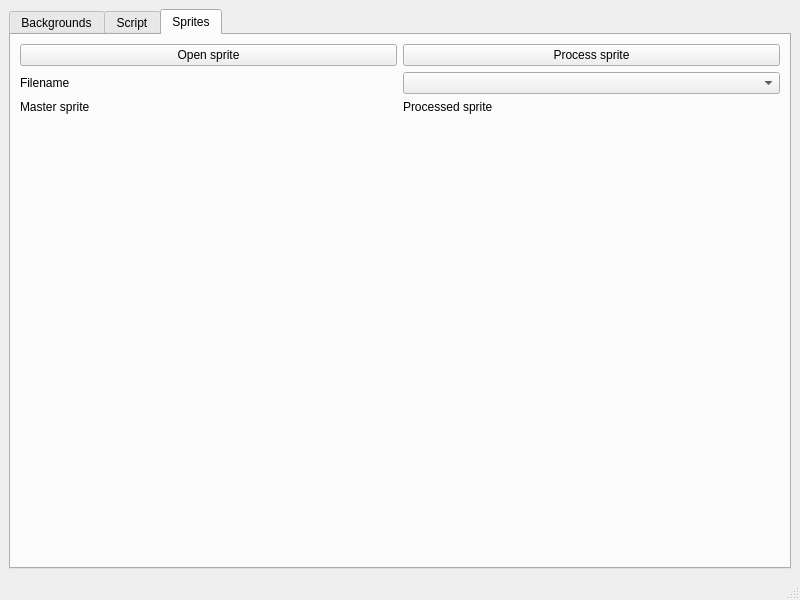
Above: tiler/mainwindow.ui from hitomi2500/libsvin before the change. Below: the same form after it.
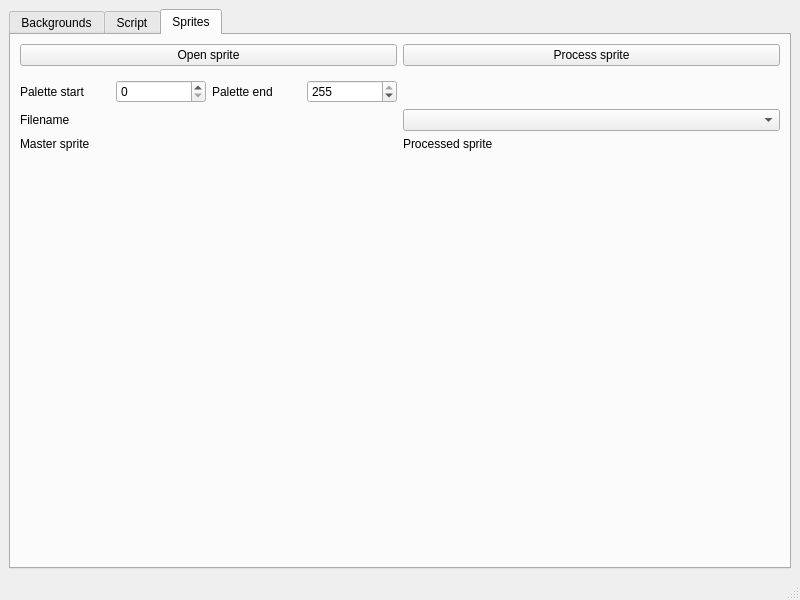
That is the form after the change.

Commit message: Pallete management. Partial palette loading for sprites.

```diff
--- a/tiler/mainwindow.ui
+++ b/tiler/mainwindow.ui
@@ -269,13 +269,6 @@
         <string>Sprites</string>
        </attribute>
        <layout class="QGridLayout" name="gridLayout_2">
-        <item row="2" column="2">
-         <widget class="QLabel" name="label_processed_sprite">
-          <property name="text">
-           <string>Processed sprite</string>
-          </property>
-         </widget>
-        </item>
         <item row="0" column="0">
          <widget class="QPushButton" name="pushButton_openSprite">
           <property name="text">
@@ -284,6 +277,30 @@
          </widget>
         </item>
         <item row="3" column="0">
+         <widget class="QLabel" name="label_master_sprite">
+          <property name="text">
+           <string>Master sprite</string>
+          </property>
+         </widget>
+        </item>
+        <item row="2" column="2">
+         <widget class="QComboBox" name="comboBox_sprite_bpp"/>
+        </item>
+        <item row="2" column="0">
+         <widget class="QLabel" name="label_sprite_filename">
+          <property name="text">
+           <string>Filename</string>
+          </property>
+         </widget>
+        </item>
+        <item row="3" column="2">
+         <widget class="QLabel" name="label_processed_sprite">
+          <property name="text">
+           <string>Processed sprite</string>
+          </property>
+         </widget>
+        </item>
+        <item row="4" column="0">
          <spacer name="verticalSpacer_2">
           <property name="orientation">
            <enum>Qt::Vertical</enum>
@@ -296,13 +313,6 @@
           </property>
          </spacer>
         </item>
-        <item row="2" column="0">
-         <widget class="QLabel" name="label_master_sprite">
-          <property name="text">
-           <string>Master sprite</string>
-          </property>
-         </widget>
-        </item>
         <item row="0" column="2">
          <widget class="QPushButton" name="pushButton_process_Sprite">
           <property name="text">
@@ -311,14 +321,42 @@
          </widget>
         </item>
         <item row="1" column="0">
-         <widget class="QLabel" name="label_sprite_filename">
-          <property name="text">
-           <string>Filename</string>
+         <layout class="QHBoxLayout" name="horizontalLayout_3">
+          <property name="topMargin">
+           <number>8</number>
           </property>
-         </widget>
-        </item>
-        <item row="1" column="2">
-         <widget class="QComboBox" name="comboBox_sprite_bpp"/>
+          <item>
+           <widget class="QLabel" name="label_8">
+            <property name="text">
+             <string>Palette start</string>
+            </property>
+           </widget>
+          </item>
+          <item>
+           <widget class="QSpinBox" name="spinBox_palette_start">
+            <property name="maximum">
+             <number>255</number>
+            </property>
+           </widget>
+          </item>
+          <item>
+           <widget class="QLabel" name="label_9">
+            <property name="text">
+             <string>Palette end</string>
+            </property>
+           </widget>
+          </item>
+          <item>
+           <widget class="QSpinBox" name="spinBox_palette_end">
+            <property name="maximum">
+             <number>255</number>
+            </property>
+            <property name="value">
+             <number>255</number>
+            </property>
+           </widget>
+          </item>
+         </layout>
         </item>
        </layout>
       </widget>
```
Left out of the diff: 4 changed lines with no effect on the pictures. The commit also changes 4 other files.
